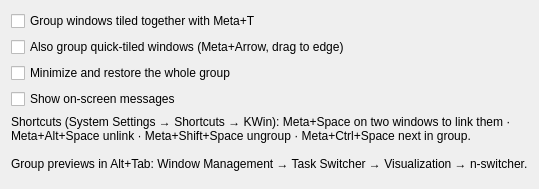
The window that plasma/kwin-scripts/n-groups/script/contents/ui/config.ui (Kevin-Cuevas/dotfiles) describes before a commit, drawn with Qt 5.
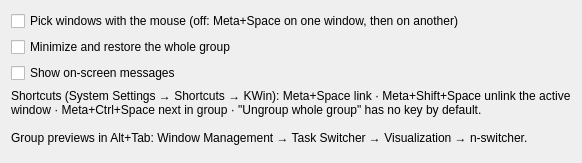
The same window after the commit.

Commit message: feat(plasma): make n-groups manual with click-to-pick mode

The edit to the form file:
```diff
--- a/plasma/kwin-scripts/n-groups/script/contents/ui/config.ui
+++ b/plasma/kwin-scripts/n-groups/script/contents/ui/config.ui
@@ -6,14 +6,7 @@
    <item>
     <widget class="QCheckBox" name="kcfg_autoGroup">
      <property name="text">
-      <string>Group windows tiled together with Meta+T</string>
-     </property>
-    </widget>
-   </item>
-   <item>
-    <widget class="QCheckBox" name="kcfg_includeQuickTile">
-     <property name="text">
-      <string>Also group quick-tiled windows (Meta+Arrow, drag to edge)</string>
+      <string>Pick windows with the mouse (off: Meta+Space on one window, then on another)</string>
      </property>
     </widget>
    </item>
@@ -34,7 +27,7 @@
    <item>
     <widget class="QLabel" name="help">
      <property name="text">
-      <string>Shortcuts (System Settings → Shortcuts → KWin): Meta+Space on two windows to link them · Meta+Alt+Space unlink · Meta+Shift+Space ungroup · Meta+Ctrl+Space next in group.
+      <string>Shortcuts (System Settings → Shortcuts → KWin): Meta+Space link · Meta+Shift+Space unlink the active window · Meta+Ctrl+Space next in group · &quot;Ungroup whole group&quot; has no key by default.
 
 Group previews in Alt+Tab: Window Management → Task Switcher → Visualization → n-switcher.</string>
      </property>
```
Left out of the diff: 2 changed lines with no effect on the pictures. The commit also changes 6 other files.
